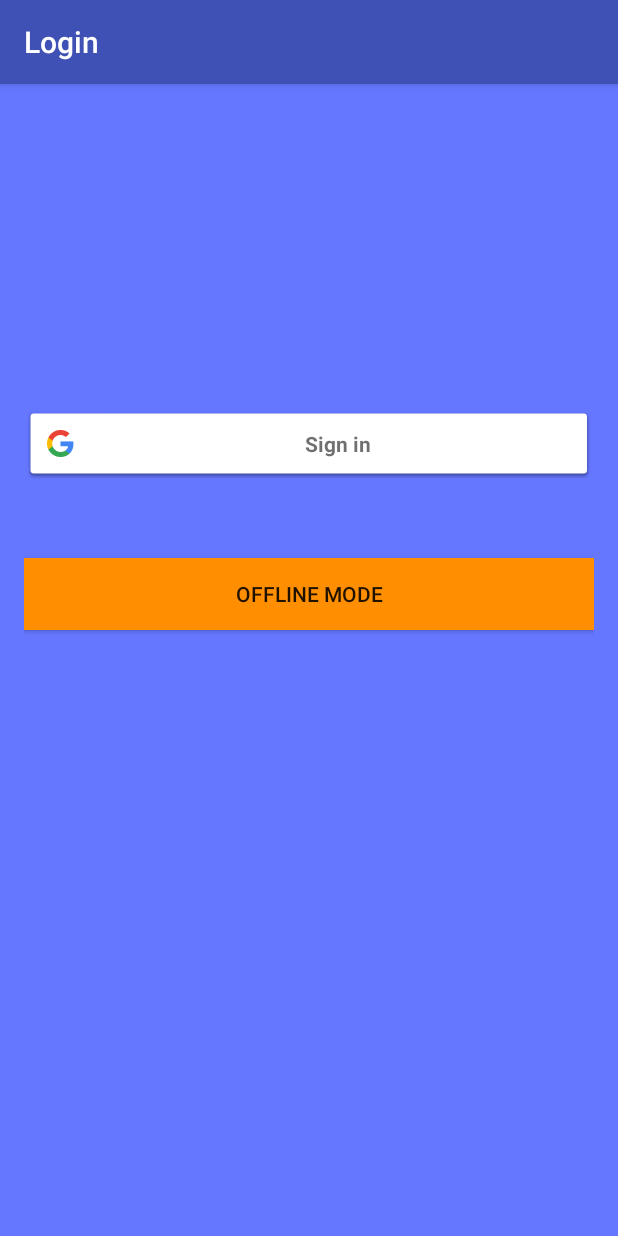
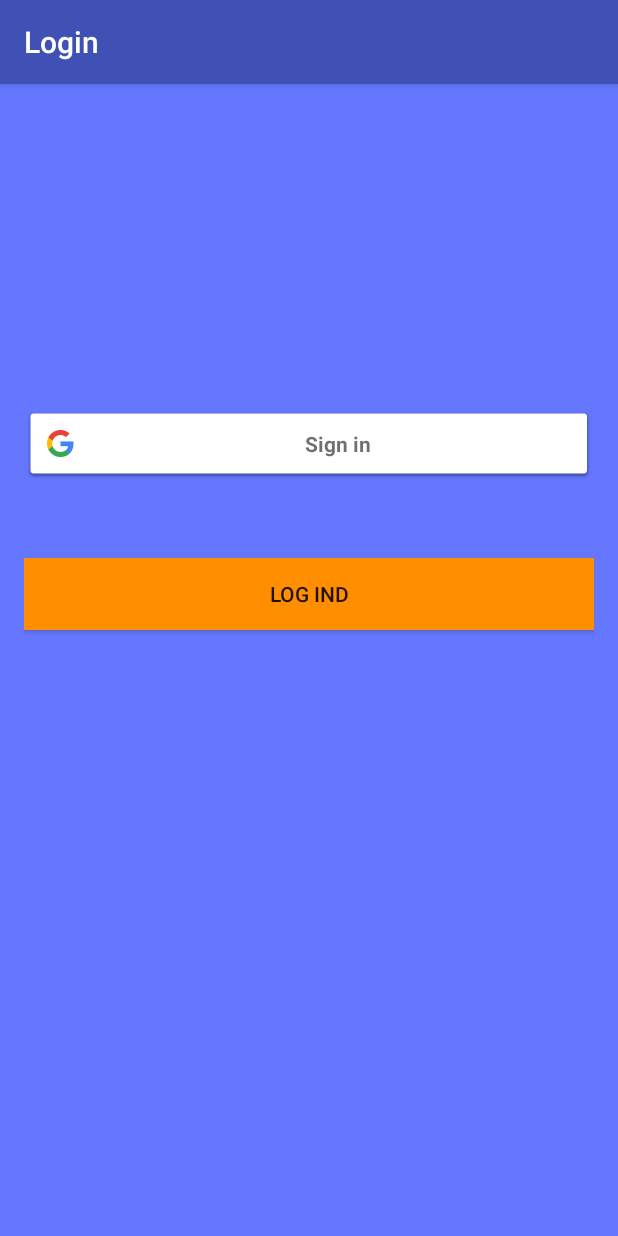
Before and after one commit to nikookholm/GalgelegsApp, an Android app: the screen it shows after launch (Login), on a phone screen of 412 x 824 dp. Run offline under Robolectric (Android 15) with nearby library versions, the phone set to English and light mode, and no system bars; libraries missing offline, so code that uses them is left out: com.firebase.client; 14 statements that could not run were skipped.

Commit message:
Fjernet reload knappen i highscores, tilføjet nyt mindre dramatisk icon til alertdialog

```diff
--- a/app/src/main/java/s112011/galgelegsapp/diverse/App.java
+++ b/app/src/main/java/s112011/galgelegsapp/diverse/App.java
@@ -5,6 +5,7 @@ import android.content.SharedPreferences;
 import android.preference.PreferenceManager;
 
 import com.firebase.client.Firebase;
+import com.google.android.gms.common.api.GoogleApiClient;
 
 import s112011.galgelegsapp.connection.FireConn;
 import s112011.galgelegsapp.domæne.HighScoreDAO;
@@ -79,5 +80,4 @@ uploadDefaultHighscore();
     }
 
 
-
 }
--- a/app/src/main/java/s112011/galgelegsapp/views/Login.java
+++ b/app/src/main/java/s112011/galgelegsapp/views/Login.java
@@ -26,7 +26,7 @@ import s112011.galgelegsapp.R;
 
 public class Login extends AppCompatActivity{
 
-    private Button offlineButton;
+    private Button loginButton;
     GoogleSignInOptions googleOp;
     ConnectionCallbacks connectionCallbacks;
     GoogleApiClient googleApiClient;
@@ -46,8 +46,8 @@ public class Login extends AppCompatActivity{
 
 
 
-        offlineButton = (Button) findViewById(R.id.offlineButton);
-        offlineButton.setOnClickListener(new offlineListener());
+        loginButton = (Button) findViewById(R.id.offlineButton);
+        loginButton.setOnClickListener(new offlineListener());
 
         // Anmoder om bruger id og email for at logge ind
         googleOp = new GoogleSignInOptions.Builder(GoogleSignInOptions.
@@ -158,7 +158,7 @@ public class Login extends AppCompatActivity{
     private class offlineListener implements View.OnClickListener {
         @Override
         public void onClick(View v) {
-            if (v == offlineButton) {
+            if (v == loginButton) {
                 Intent goToMainMenu = new Intent(a , Opret_Bruger.class);
                 startActivity(goToMainMenu);
                 finish();
--- a/app/src/main/java/s112011/galgelegsapp/views/Spil.java
+++ b/app/src/main/java/s112011/galgelegsapp/views/Spil.java
@@ -74,12 +74,12 @@ public class Spil extends AppCompatActivity {
 
                             }
                         })
-                        .setIcon(android.R.drawable.ic_dialog_alert)
+                        .setIcon(R.mipmap.finalpic)
                         .show();
 
                 break;
             case R.id.quit:
-                Toast.makeText(getApplicationContext(), "Quit", Toast.LENGTH_SHORT).show();
+
                 logik.afslutSpil();
                 fragmentFrame(new Result_Fragment());
                 break;
--- a/app/src/main/res/layout/activity_login.xml
+++ b/app/src/main/res/layout/activity_login.xml
@@ -24,7 +24,7 @@
     <Button
         android:layout_width="wrap_content"
         android:layout_height="wrap_content"
-        android:text="Offline Mode"
+        android:text="Log Ind"
         android:id="@+id/offlineButton"
         android:layout_alignParentTop="true"
         android:layout_alignParentLeft="true"
```
Also changed, not shown: app/src/main/java/s112011/galgelegsapp/views/Spil_fragment.java (+6 -4 lines), app/src/main/res/layout/highscore_fragment.xml (+2 -8 lines), 1 other file.
